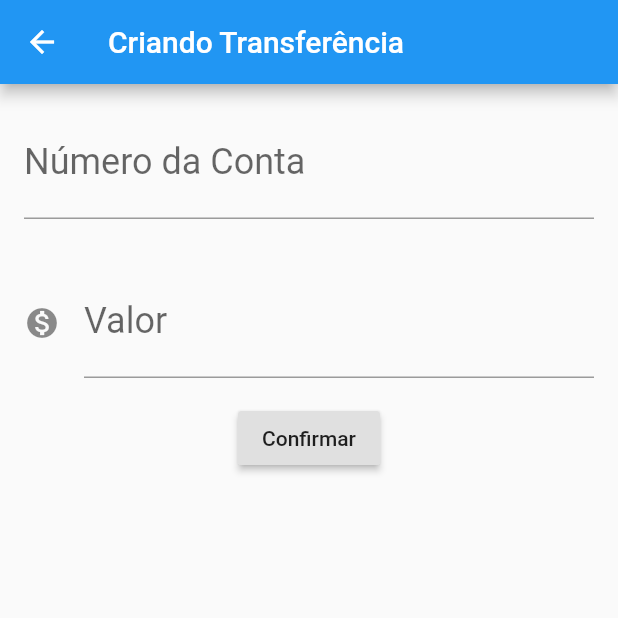
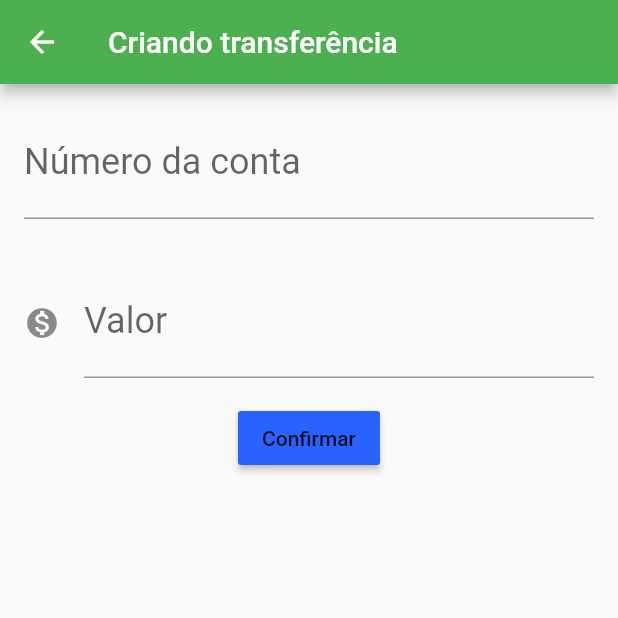
Before and after one commit to RafaelCerq/bytebank, a Flutter app: the screen it shows after launch, after a tap on the "add" icon, on a phone screen of 412 x 824 dp, the top half of it. Run offline on Flutter 3.47's test engine with Material 2 defaults, Android fonts, the phone set to English and light mode, and no system bars.

```diff
--- /dev/null
+++ b/lib/components/editor.dart
@@ -0,0 +1,31 @@
+import 'package:flutter/material.dart';
+
+class editor extends StatelessWidget {
+
+  final TextEditingController? controlador;
+  final String? rotulo;
+  final String? dica;
+  final IconData? icone;
+
+
+  editor({this.controlador, this.rotulo, this.dica, this.icone});
+
+  @override
+  Widget build(BuildContext context) {
+    return Padding(
+      padding: const EdgeInsets.all(16.0),
+      child: TextField(
+        controller: controlador,
+        style: TextStyle(
+          fontSize: 24.0,
+        ),
+        decoration: InputDecoration(
+            icon: icone != null ? Icon(icone) : null,
+            labelText: rotulo,
+            hintText: dica
+        ),
+        keyboardType: TextInputType.number,
+      ),
+    );
+  }
+}
--- a/lib/main.dart
+++ b/lib/main.dart
@@ -1,3 +1,4 @@
+import 'package:bytebank/screens/transferencia/lista.dart';
 import 'package:flutter/material.dart';
 
 void main() => runApp(BytebankApp());
@@ -6,157 +7,23 @@ class BytebankApp extends StatelessWidget {
   @override
   Widget build(BuildContext context) {
     return MaterialApp(
-      home: Scaffold(
-        body: ListaTransferencias(),
+      theme: ThemeData(
+        colorScheme: ColorScheme.fromSwatch(
+          primarySwatch: Colors.green,
+        ).copyWith(
+            secondary: Colors.blueAccent[700]
+        ),
+        elevatedButtonTheme: ElevatedButtonThemeData(
+            style: ElevatedButton.styleFrom(
+              primary: Colors.blueAccent[700],
+            )
+        ),
+        buttonTheme: ButtonThemeData(
+            buttonColor: Colors.blueAccent[700],
+            textTheme: ButtonTextTheme.normal
+        ),
       ),
+      home: ListaTransferencias(),
     );
   }
 }
-
-class FormularioTransferencia extends StatelessWidget {
-  final TextEditingController _controladorCampoNumeroConta =
-      TextEditingController();
-  final TextEditingController _controladorCampoValor = TextEditingController();
-
-  @override
-  Widget build(BuildContext context) {
-    return Scaffold(
-      appBar: AppBar(
-        title: Text('Criando Transferência'),
-      ),
-      body: Column(children: <Widget>[
-        editor(
-            controlador: _controladorCampoNumeroConta,
-            rotulo: 'Número da Conta',
-            dica: '0000'
-        ),
-        editor(
-            controlador: _controladorCampoValor,
-            rotulo: 'Valor',
-            dica: '00.00',
-            icone: Icons.monetization_on
-        ),
-        // ignore: deprecated_member_use
-        RaisedButton(
-          onPressed: () => _criaTransferencia(context),
-          child: Text('Confirmar'),)
-      ]),
-    );
-  }
-
-  void _criaTransferencia(BuildContext context) {
-    final int? numeroConta = int.tryParse(_controladorCampoNumeroConta.text);
-    final double? valor = double.tryParse(_controladorCampoValor.text);
-
-    if(numeroConta != null && valor != null) {
-      final transferenciaCriada = Transferencia(valor, numeroConta);
-      debugPrint('Criando transferência');
-      debugPrint('$transferenciaCriada');
-      Navigator.pop(context, transferenciaCriada);
-    }
-  }
-}
-
-class editor extends StatelessWidget {
-
-  final TextEditingController? controlador;
-  final String? rotulo;
-  final String? dica;
-  final IconData? icone;
-
-
-  editor({this.controlador, this.rotulo, this.dica, this.icone});
-
-  @override
-  Widget build(BuildContext context) {
-    return Padding(
-      padding: const EdgeInsets.all(16.0),
-      child: TextField(
-        controller: controlador,
-        style: TextStyle(
-          fontSize: 24.0,
-        ),
-        decoration: InputDecoration(
-            icon: icone != null ? Icon(icone) : null,
-            labelText: rotulo,
-            hintText: dica
-        ),
-        keyboardType: TextInputType.number,
-      ),
-    );
-  }
-}
-
-
-class ListaTransferencias extends StatefulWidget {
-  final List<Transferencia> _transferencias = [];
-
-  @override
-  State<StatefulWidget> createState() {
-    return ListaTransferenciasState();
-  }
-}
-
-class ListaTransferenciasState extends State<ListaTransferencias> {
-
-
-  @override
-  Widget build(BuildContext context) {
-    return Scaffold(
-      appBar: AppBar(
-        title: Text('Transferências'),
-      ),
-      body: ListView.builder(
-        itemCount: widget._transferencias.length,
-        itemBuilder: (context, indice) {
-          final transferencia = widget._transferencias[indice];
-          return ItemTransferencias(transferencia);
-        },
-      ),
-      floatingActionButton: FloatingActionButton(
-        onPressed: () {
-          final Future<Transferencia?> future = Navigator.push(context, MaterialPageRoute(builder: (context) {
-            return FormularioTransferencia();
-          }));
-          future.then((transferenciaRecebida) {
-            debugPrint('chegou no then do future');
-            debugPrint('$transferenciaRecebida');
-            setState(() => widget._transferencias.add(transferenciaRecebida!));
-          });
-        },
-        child: Icon(Icons.add),
-      ),
-    );
-  }
-
-}
-
-class ItemTransferencias extends StatelessWidget {
-  final Transferencia _transferencia;
-
-  ItemTransferencias(this._transferencia);
-
-  @override
-  Widget build(BuildContext context) {
-    // TODO: implement build
-    return Card(
-      child: ListTile(
-        leading: Icon(Icons.monetization_on),
-        title: Text(_transferencia.valor.toString()),
-        subtitle: Text(_transferencia.numeroConta.toString()),
-      ),
-    );
-  }
-}
-
-class Transferencia {
-  final double valor;
-  final int numeroConta;
-
-  Transferencia(this.valor, this.numeroConta);
-
-  @override
-  String toString() {
-    return 'Transferencia{valor: $valor, numeroConta: $numeroConta}';
-  }
-}
--- /dev/null
+++ b/lib/models/transferencia.dart
@@ -0,0 +1,14 @@
+class Transferencia {
+  final double valor;
+  final int numeroConta;
+
+  Transferencia(
+      this.valor,
+      this.numeroConta,
+  );
+
+  @override
+  String toString() {
+    return 'Transferencia{valor: $valor, numeroConta: $numeroConta}';
+  }
+}
--- /dev/null
+++ b/lib/screens/transferencia/formulario.dart
@@ -0,0 +1,65 @@
+import 'package:flutter/material.dart';
+import '../../components/editor.dart';
+import '../../models/transferencia.dart';
+
+const _tituloAppBar = 'Criando transferência';
+
+const _rotuloCampoValor = 'Valor';
+const _dicaCampoValor = '0.00';
+
+const _rotuloCampoNumeroConta = 'Número da conta';
+const _dicaCampoNumeroConta = '0000';
+const _textoBotaoConfirmar = 'Confirmar';
+
+class FormularioTransferencia extends StatefulWidget {
+
+  @override
+  State<StatefulWidget> createState() {
+    return FormularioTransferenciaState();
+  }
+}
+
+class FormularioTransferenciaState extends State<FormularioTransferencia> {
+  final TextEditingController _controladorCampoNumeroConta = TextEditingController();
+  final TextEditingController _controladorCampoValor = TextEditingController();
+
+  @override
+  Widget build(BuildContext context) {
+    return Scaffold(
+      appBar: AppBar(
+        title: Text(_tituloAppBar),
+      ),
+      body: SingleChildScrollView(
+        child: Column(
+            children: <Widget>[
+              editor(
+                  controlador: _controladorCampoNumeroConta,
+                  rotulo: _rotuloCampoNumeroConta,
+                  dica: _dicaCampoNumeroConta,
+              ),
+              editor(
+                  controlador: _controladorCampoValor,
+                  rotulo: _rotuloCampoValor,
+                  dica: _dicaCampoValor,
+                  icone: Icons.monetization_on
+              ),
+              // ignore: deprecated_member_use
+              RaisedButton(
+                onPressed: () => _criaTransferencia(context),
+                child: Text(_textoBotaoConfirmar),)
+            ]
+        ),
+      ),
+    );
+  }
+
+  void _criaTransferencia(BuildContext context) {
+    final int? numeroConta = int.tryParse(_controladorCampoNumeroConta.text);
+    final double? valor = double.tryParse(_controladorCampoValor.text);
+
+    if(numeroConta != null && valor != null) {
+      final transferenciaCriada = Transferencia(valor, numeroConta);
+      Navigator.pop(context, transferenciaCriada);
+    }
+  }
+}
--- /dev/null
+++ b/lib/screens/transferencia/lista.dart
@@ -0,0 +1,65 @@
+import 'package:flutter/material.dart';
+
+import '../../models/transferencia.dart';
+import 'formulario.dart';
+
+class ListaTransferencias extends StatefulWidget {
+  final List<Transferencia> _transferencias = [];
+
+  @override
+  State<StatefulWidget> createState() {
+    return ListaTransferenciasState();
+  }
+}
+
+class ListaTransferenciasState extends State<ListaTransferencias> {
+
+
+  @override
+  Widget build(BuildContext context) {
+    return Scaffold(
+      appBar: AppBar(
+        title: Text('Transferências'),
+      ),
+      body: ListView.builder(
+        itemCount: widget._transferencias.length,
+        itemBuilder: (context, indice) {
+          final transferencia = widget._transferencias[indice];
+          return ItemTransferencias(transferencia);
+        },
+      ),
+      floatingActionButton: FloatingActionButton(
+        onPressed: () {
+          final Future<Transferencia?> future = Navigator.push(context, MaterialPageRoute(builder: (context) {
+            return FormularioTransferencia();
+          }));
+          future.then((transferenciaRecebida) {
+            if (transferenciaRecebida != null) {
+              setState(() => widget._transferencias.add(transferenciaRecebida));
+            }
+          });
+        },
+        child: Icon(Icons.add),
+      ),
+    );
+  }
+
+}
+
+class ItemTransferencias extends StatelessWidget {
+  final Transferencia _transferencia;
+
+  ItemTransferencias(this._transferencia);
+
+  @override
+  Widget build(BuildContext context) {
+    // TODO: implement build
+    return Card(
+      child: ListTile(
+        leading: Icon(Icons.monetization_on),
+        title: Text(_transferencia.valor.toString()),
+        subtitle: Text(_transferencia.numeroConta.toString()),
+      ),
+    );
+  }
+}
```
